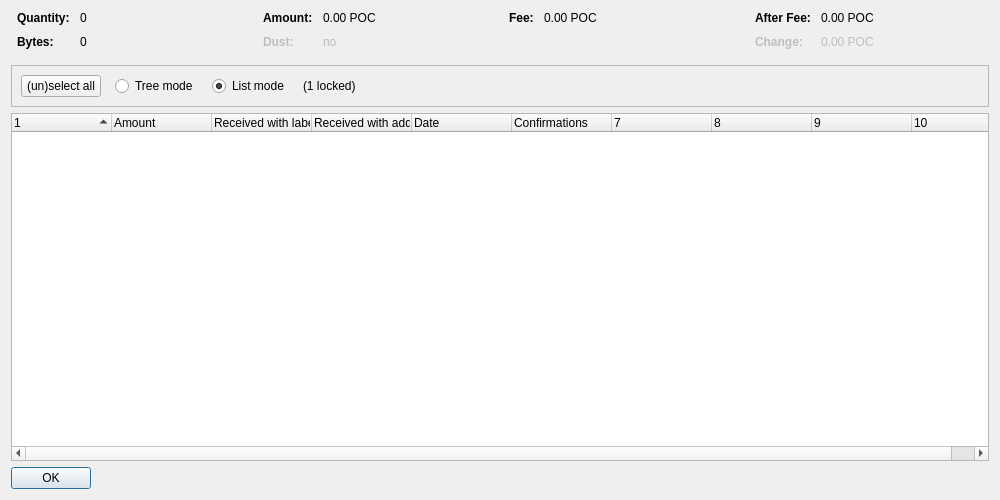
pocketnetteam/pocketnet.core, file src/qt/forms/coincontroldialog.ui: the form before one commit.
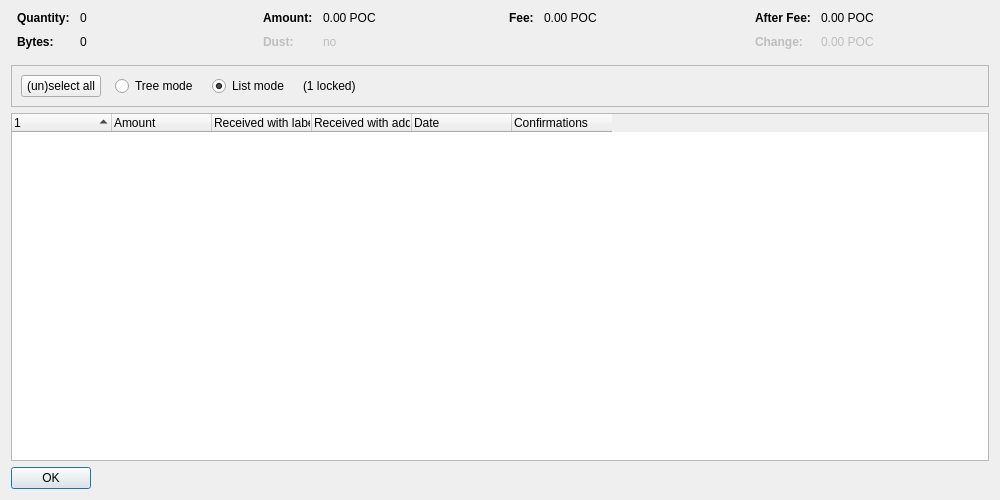
The form after the commit. Custom widgets are drawn as their Qt base class.

What changed in the file:
```diff
--- a/src/qt/forms/coincontroldialog.ui
+++ b/src/qt/forms/coincontroldialog.ui
@@ -402,7 +402,7 @@
       <bool>false</bool>
      </property>
      <property name="columnCount">
-      <number>10</number>
+      <number>6</number>
      </property>
      <attribute name="headerShowSortIndicator" stdset="0">
       <bool>true</bool>
```
